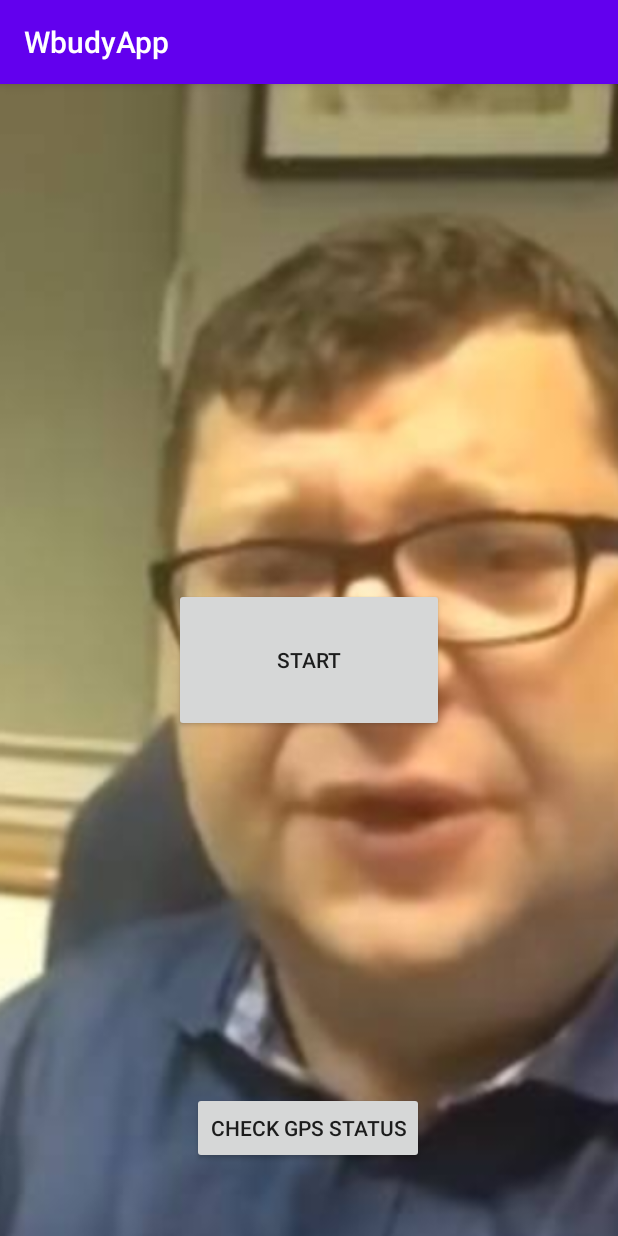
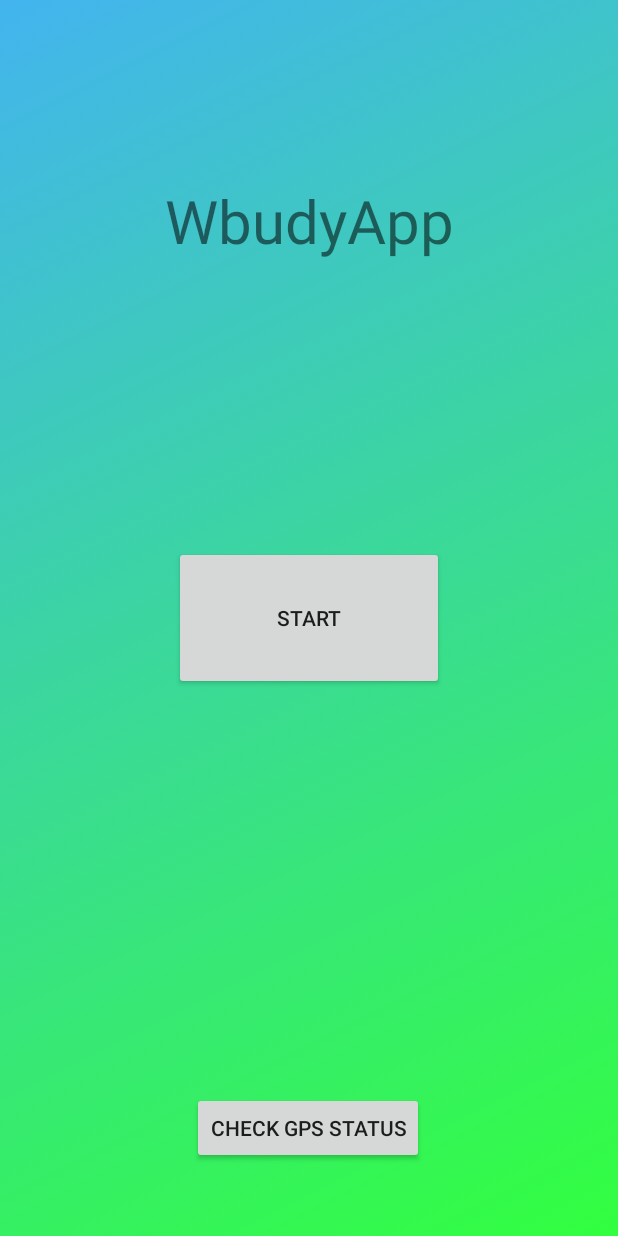
Before and after one commit to pawrob/GreatMaze-SysWbudowane, an Android app: the screen it shows after launch (MainActivity), on a phone screen of 412 x 824 dp. Run offline under Robolectric (Android 15) with nearby library versions, the light colour scheme and no system bars.

Commit message:
dodanie tła

```diff
--- a/app/src/main/java/com/example/wbudyapp/MainActivity.java
+++ b/app/src/main/java/com/example/wbudyapp/MainActivity.java
@@ -2,8 +2,10 @@ package com.example.wbudyapp;
 
 import androidx.annotation.Nullable;
 import androidx.appcompat.app.AppCompatActivity;
+import androidx.constraintlayout.widget.ConstraintLayout;
 
 import android.content.Intent;
+import android.graphics.drawable.AnimationDrawable;
 import android.os.Bundle;
 import android.view.View;
 import android.widget.Button;
@@ -16,6 +18,11 @@ public class MainActivity extends AppCompatActivity {
     protected void onCreate(Bundle savedInstanceState) {
         super.onCreate(savedInstanceState);
         setContentView(R.layout.front_page);
+        ConstraintLayout constraintLayout = findViewById(R.id.layout);
+        AnimationDrawable animationDrawable = (AnimationDrawable) constraintLayout.getBackground();
+        animationDrawable.setEnterFadeDuration(2000);
+        animationDrawable.setExitFadeDuration(4000);
+        animationDrawable.start();
     }
     public void startGame(View view) //metoda ta musi byc publiczna, byc voidem i miec jeden argument View
     {
--- a/app/src/main/java/com/example/wbudyapp/SecondActivity.java
+++ b/app/src/main/java/com/example/wbudyapp/SecondActivity.java
@@ -10,6 +10,7 @@ import android.os.Bundle;
 import android.util.DisplayMetrics;
 import android.util.Log;
 import android.view.View;
+import android.view.WindowManager;
 import android.widget.Button;
 import android.widget.ImageView;
 import android.widget.TextView;
@@ -36,6 +37,7 @@ public class SecondActivity extends Activity implements SensorEventListener {
     protected void onCreate(@Nullable Bundle savedInstanceState) {
         super.onCreate(savedInstanceState);//metoda z Activity
         setContentView(R.layout.activity_main);
+        getWindow().addFlags(WindowManager.LayoutParams.FLAG_KEEP_SCREEN_ON);
 
         DisplayMetrics metrics = new DisplayMetrics();
         getWindowManager().getDefaultDisplay().getMetrics(metrics);
--- /dev/null
+++ b/app/src/main/res/drawable/bg.xml
@@ -0,0 +1,9 @@
+<?xml version="1.0" encoding="utf-8"?>
+<animation-list xmlns:android="http://schemas.android.com/apk/res/android">
+    <item android:drawable="@drawable/gradient1"
+        android:duration="4000"/>
+    <item android:drawable="@drawable/gradient2"
+        android:duration="4000"/>
+    <item android:drawable="@drawable/gradient3"
+        android:duration="4000"/>
+</animation-list>
--- /dev/null
+++ b/app/src/main/res/drawable/gradient1.xml
@@ -0,0 +1,7 @@
+<?xml version="1.0" encoding="utf-8"?>
+<shape xmlns:android="http://schemas.android.com/apk/res/android">
+    <gradient
+        android:angle="225"
+        android:endColor="#044fab"
+        android:startColor="#ffd6d3" />
+</shape>
--- /dev/null
+++ b/app/src/main/res/drawable/gradient2.xml
@@ -0,0 +1,7 @@
+<?xml version="1.0" encoding="utf-8"?>
+<shape xmlns:android="http://schemas.android.com/apk/res/android">
+    <gradient
+        android:angle="135"
+        android:endColor="#43b4ef"
+        android:startColor="#32ff3f" />
+</shape>
--- /dev/null
+++ b/app/src/main/res/drawable/gradient3.xml
@@ -0,0 +1,7 @@
+<?xml version="1.0" encoding="utf-8"?>
+<shape xmlns:android="http://schemas.android.com/apk/res/android">
+    <gradient
+        android:angle="45"
+        android:endColor="#933c94"
+        android:startColor="#517f95" />
+</shape>
--- a/app/src/main/res/layout/activity_gps.xml
+++ b/app/src/main/res/layout/activity_gps.xml
@@ -7,13 +7,13 @@
     tools:context=".GpsActivity">
 
     <ImageView
-        android:id="@+id/imageView3"
+        android:id="@+id/background"
         android:layout_width="689dp"
         android:layout_height="846dp"
         app:layout_constraintEnd_toEndOf="parent"
         app:layout_constraintStart_toStartOf="parent"
-        app:srcCompat="@drawable/pexels_photo_2479882_01"
-        tools:layout_editor_absoluteY="-73dp" />
+        app:layout_constraintTop_toTopOf="parent"
+        app:srcCompat="@drawable/pexels_photo_2479882_01" />
 
     <TextView
         android:id="@+id/textView"
@@ -44,6 +44,7 @@
         android:layout_marginBottom="400dp"
         android:text="You are here:"
         android:textColor="#FFFFFF"
+        android:textSize="30sp"
         app:layout_constraintBottom_toBottomOf="parent"
         app:layout_constraintEnd_toEndOf="parent"
         app:layout_constraintStart_toStartOf="parent" />
@@ -55,6 +56,7 @@
         android:layout_marginBottom="370dp"
         android:text="Latitude"
         android:textColor="#FFFFFF"
+        android:textSize="20sp"
         app:layout_constraintBottom_toBottomOf="parent"
         app:layout_constraintEnd_toEndOf="parent"
         app:layout_constraintStart_toStartOf="parent" />
@@ -66,6 +68,7 @@
         android:layout_marginBottom="350dp"
         android:text="Longitude"
         android:textColor="#FFFFFF"
+        android:textSize="20sp"
         app:layout_constraintBottom_toBottomOf="parent"
         app:layout_constraintEnd_toEndOf="parent"
         app:layout_constraintStart_toStartOf="parent" />
--- a/app/src/main/res/layout/front_page.xml
+++ b/app/src/main/res/layout/front_page.xml
@@ -3,22 +3,13 @@
     xmlns:android="http://schemas.android.com/apk/res/android"
     xmlns:app="http://schemas.android.com/apk/res-auto"
     xmlns:tools="http://schemas.android.com/tools"
+    android:id="@+id/layout"
     android:layout_width="match_parent"
-    android:layout_height="match_parent">
+    android:layout_height="match_parent"
+    android:background="@drawable/bg">
+
 
     <!--app:srcCompat="@tools:sample/avatars" />-->
-
-    <ImageView
-        android:id="@+id/stonoga"
-        android:layout_width="754dp"
-        android:layout_height="818dp"
-        android:src="@drawable/stonoga"
-        app:layout_constraintBottom_toBottomOf="parent"
-        app:layout_constraintEnd_toEndOf="parent"
-        app:layout_constraintHorizontal_bias="0.501"
-        app:layout_constraintStart_toStartOf="parent"
-        app:layout_constraintTop_toTopOf="parent"
-        app:layout_constraintVertical_bias="0.666" />
 
     <ImageView
         android:id="@+id/imageView"
@@ -52,4 +43,15 @@
         app:layout_constraintHorizontal_bias="0.498"
         app:layout_constraintStart_toStartOf="parent" />
 
+    <TextView
+        android:id="@+id/textView3"
+        android:layout_width="wrap_content"
+        android:layout_height="wrap_content"
+        android:layout_marginTop="120dp"
+        android:text="WbudyApp"
+        android:textSize="40sp"
+        app:layout_constraintEnd_toEndOf="parent"
+        app:layout_constraintStart_toStartOf="parent"
+        app:layout_constraintTop_toTopOf="parent" />
+
 </androidx.constraintlayout.widget.ConstraintLayout>
--- a/app/src/main/res/values/styles.xml
+++ b/app/src/main/res/values/styles.xml
@@ -1,6 +1,6 @@
 <resources>
     <!-- Base application theme. -->
-    <style name="AppTheme" parent="Theme.AppCompat.Light.DarkActionBar">
+    <style name="AppTheme" parent="Theme.AppCompat.Light.NoActionBar">
         <!-- Customize your theme here. -->
         <item name="colorPrimary">@color/colorPrimary</item>
         <item name="colorPrimaryDark">@color/colorPrimaryDark</item>
--- a/build.gradle
+++ b/build.gradle
@@ -7,7 +7,7 @@ buildscript {
         jcenter()
     }
     dependencies {
-        classpath "com.android.tools.build:gradle:3.6.1"
+        classpath 'com.android.tools.build:gradle:4.0.1'
 
         // NOTE: Do not place your application dependencies here; they belong
         // in the individual module build.gradle files
```
Also changed, not shown: gradle/wrapper/gradle-wrapper.properties.
